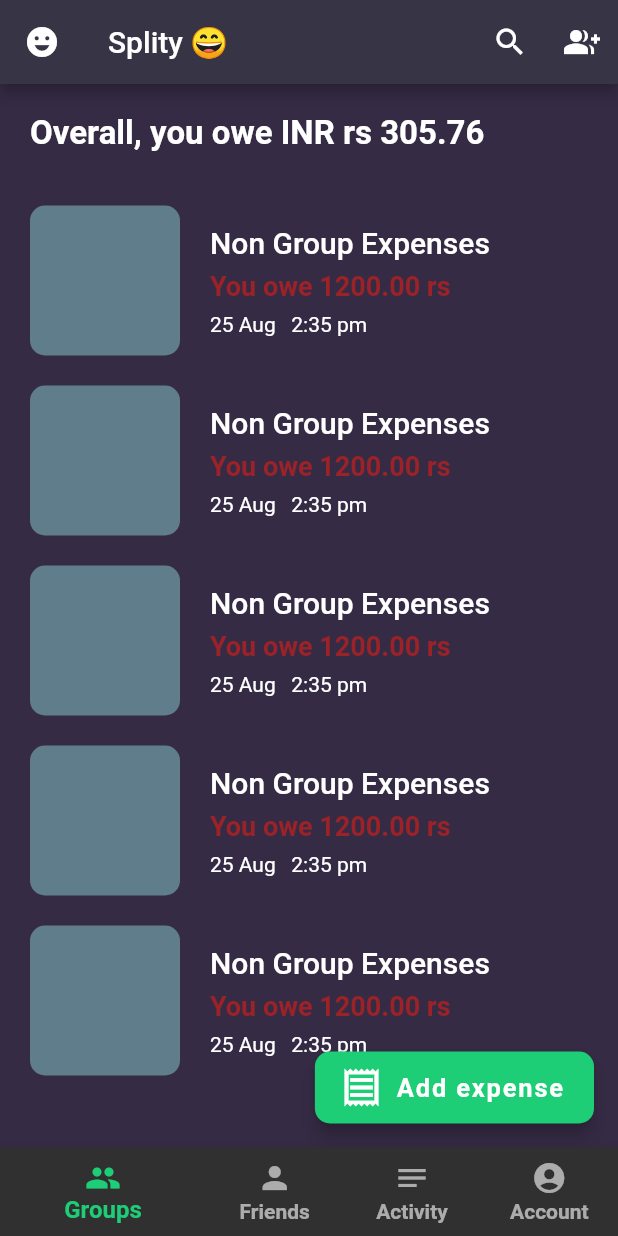
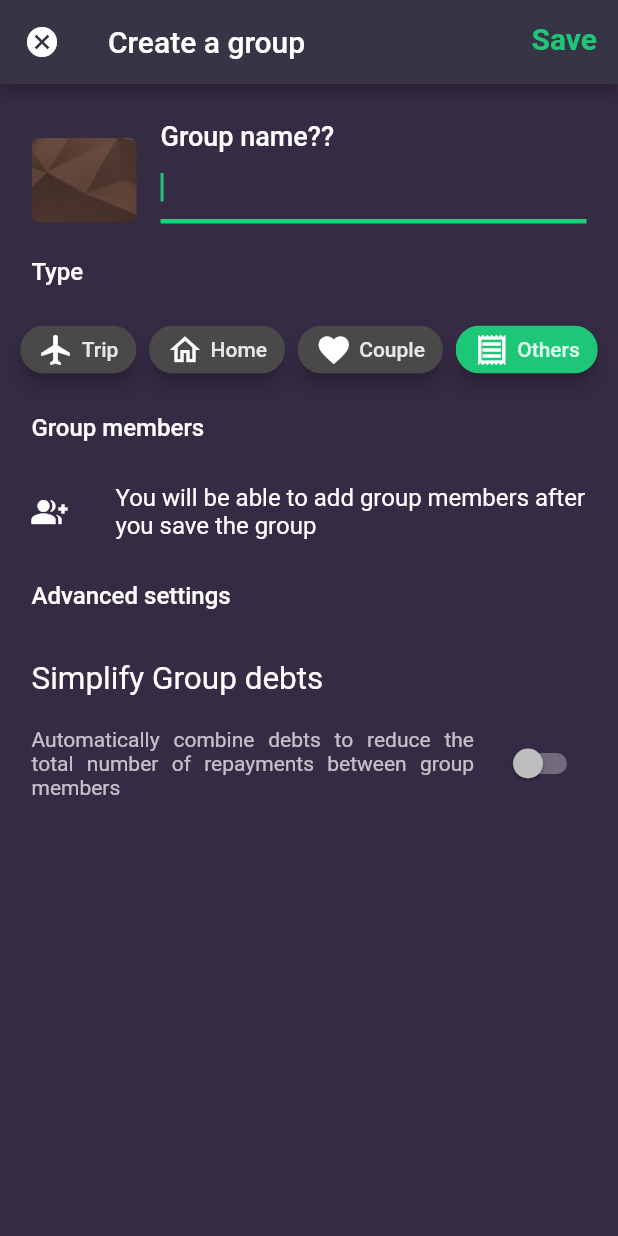
Before and after one commit to shaliniagrawal2512/splity, a Flutter app: the MyHomePage screen opened directly, after a tap on the "group add" icon, on a phone screen of 412 x 824 dp. Run offline on Flutter 3.47's test engine with Material 2 defaults, Android fonts, the phone set to English and light mode, and no system bars; drawn by our look-alikes of modal_progress_hud_nsn; our stand-ins replace firebase_auth, firebase_core, google_sign_in, shared_preferences; accounts and stored records are empty.

Commit message:
more features

```diff
--- a/lib/activity.dart
+++ b/lib/activity.dart
@@ -1,10 +1,73 @@
+import 'dart:math';
 import 'package:flutter/material.dart';
+import 'package:splity/add_expense_button.dart';
 
 class Activity extends StatelessWidget {
   const Activity({Key? key}) : super(key: key);
 
   @override
   Widget build(BuildContext context) {
-    return Container();
+    return Scaffold(
+      body: ListView(
+        padding: const EdgeInsets.fromLTRB(20, 30, 20, 20),
+        children: [
+          const SizedBox(
+            height: 40,
+            child: ListTile(
+                title: Text("Activity",
+                    style:
+                        TextStyle(fontSize: 30, fontWeight: FontWeight.w500))),
+          ),
+          ListView.builder(
+            physics: const NeverScrollableScrollPhysics(),
+            shrinkWrap: true,
+            itemCount: 8,
+            itemBuilder: (BuildContext context, int index) {
+              return Container(
+                padding: const EdgeInsets.symmetric(vertical: 12),
+                child: Row(
+                  mainAxisAlignment: MainAxisAlignment.start,
+                  children: [
+                    Container(
+                      child: const Icon(Icons.flight),
+                      width: 50,
+                      height: 50,
+                      decoration: BoxDecoration(
+                          image: DecorationImage(
+                              colorFilter: ColorFilter.mode(
+                                  Colors.primaries[Random()
+                                      .nextInt(Colors.primaries.length)],
+                                  BlendMode.modulate),
+                              fit: BoxFit.fill,
+                              image: const AssetImage("assets/pattern2.jpg")),
+                          borderRadius:
+                              const BorderRadius.all(Radius.circular(5))),
+                    ),
+                    const SizedBox(width: 20),
+                    Column(
+                      crossAxisAlignment: CrossAxisAlignment.start,
+                      children: const [
+                        Text("Non Group Expenses",
+                            style: TextStyle(fontSize: 17)),
+                        SizedBox(height: 2),
+                        Text(
+                          "You owe 1200.00 rs",
+                          style:
+                              TextStyle(fontSize: 15, color: Color(0xff9D2228)),
+                        ),
+                        SizedBox(height: 2),
+                        Text("25 Aug   2:35 pm",
+                            style: TextStyle(color: Colors.white60))
+                      ],
+                    )
+                  ],
+                ),
+              );
+            },
+          ),
+        ],
+      ),
+      floatingActionButton: const ExpenseButton(tag: 3),
+    );
   }
 }
--- /dev/null
+++ b/lib/add_expense_button.dart
@@ -0,0 +1,32 @@
+import 'package:flutter/material.dart';
+import 'package:splity/add_expenses.dart';
+
+class ExpenseButton extends StatelessWidget {
+  const ExpenseButton({Key? key, required this.tag}) : super(key: key);
+  final int tag;
+  @override
+  Widget build(BuildContext context) {
+    return FloatingActionButton.extended(
+      heroTag: "btn$tag",
+      hoverColor: const Color(0xff217A54),
+      elevation: 5,
+      hoverElevation: 10,
+      onPressed: () {
+        Navigator.push(
+            context,
+            MaterialPageRoute(
+                builder: (BuildContext context) => const AddExpense()));
+      },
+      shape: RoundedRectangleBorder(borderRadius: BorderRadius.circular(10)),
+      tooltip: "Add expenses",
+      label: const Text("Add expense",
+          style: TextStyle(
+              color: Colors.white, fontSize: 17, fontWeight: FontWeight.bold)),
+      icon: const Icon(
+        Icons.receipt_outlined,
+        color: Colors.white,
+        size: 30,
+      ),
+    );
+  }
+}
--- a/lib/constants.dart
+++ b/lib/constants.dart
@@ -15,3 +15,6 @@ const kInputDecoration = InputDecoration(
     borderSide: BorderSide(color: Color(0xff1DCE77), width: 3.0),
   ),
 );
+
+ButtonStyle kStyling =
+    ElevatedButton.styleFrom(side: const BorderSide(color: Color(0xff1ec677)));
--- /dev/null
+++ b/lib/create_group.dart
@@ -0,0 +1,168 @@
+import 'dart:math';
+import 'package:flutter/material.dart';
+import 'package:modal_progress_hud_nsn/modal_progress_hud_nsn.dart';
+import 'package:splity/constants.dart';
+
+class CreateGroup extends StatefulWidget {
+  const CreateGroup({Key? key}) : super(key: key);
+
+  @override
+  State<CreateGroup> createState() => _CreateGroupState();
+}
+
+Color col = Colors.primaries[Random().nextInt(Colors.primaries.length)];
+
+class _CreateGroupState extends State<CreateGroup> {
+  final _group = TextEditingController();
+  final _formKey = GlobalKey<FormState>();
+  bool showSpinner = false;
+  @override
+  void dispose() {
+    _group.dispose();
+    super.dispose();
+  }
+
+  bool isSelected = false;
+  List<bool> res = [false, false, false, true];
+  Widget getChip(String label, IconData icon, int index) {
+    return FilterChip(
+        elevation: 5,
+        showCheckmark: false,
+        selected: res[index],
+        selectedColor: const Color(0xff1ec677),
+        label: Row(
+          children: [
+            Icon(icon),
+            const SizedBox(width: 5),
+            Text(label),
+          ],
+        ),
+        onSelected: (value) {
+          for (int i = 0; i < 4; i++) {
+            if (i == index) {
+              res[i] = true;
+            } else {
+              res[i] = false;
+            }
+          }
+          setState(() {});
+        });
+  }
+
+  Widget getTile(String label) {
+    return ListTile(
+        title:
+            Text(label, style: const TextStyle(fontWeight: FontWeight.w500)));
+  }
+
+  bool isSimplify = false;
+  @override
+  Widget build(BuildContext context) {
+    return ModalProgressHUD(
+      inAsyncCall: showSpinner,
+      child: Scaffold(
+        appBar: AppBar(
+          backgroundColor: const Color(0xff373445),
+          leading: IconButton(
+            onPressed: () {
+              Navigator.pop(context);
+            },
+            icon: const Icon(Icons.cancel),
+          ),
+          title: const Text("Create a group"),
+          actions: [
+            Padding(
+              padding: const EdgeInsets.all(14.0),
+              child: GestureDetector(
+                  onTap: () {
+                    if (_formKey.currentState!.validate()) {
+                      // setState(() {
+                      //   showSpinner = true;
+                      // });
+                      _formKey.currentState!.save();
+                    }
+                  },
+                  child: const Text("Save",
+                      style: TextStyle(
+                          color: Color(0xff1ec677),
+                          fontWeight: FontWeight.bold,
+                          fontSize: 20))),
+            )
+          ],
+        ),
+        body: Form(
+          key: _formKey,
+          child: ListView(
+            padding: const EdgeInsets.symmetric(vertical: 20, horizontal: 5),
+            children: [
+              ListTile(
+                leading: Container(
+                    width: 70,
+                    decoration: BoxDecoration(
+                        image: DecorationImage(
+                            colorFilter:
+                                ColorFilter.mode(col, BlendMode.modulate),
+                            fit: BoxFit.fill,
+                            image: const AssetImage("assets/pattern2.jpg")),
+                        borderRadius:
+                            const BorderRadius.all(Radius.circular(5)))),
+                subtitle: TextFormField(
+                  validator: (value) {
+                    int i = 0;
+                    while (i < value!.length && value[i] == ' ') {
+                      i++;
+                    }
+                    if (value.isEmpty || value.length == i) {
+                      return "Please Enter Group Name";
+                    } else if (value.length > 30) {
+                      return "Group name should be less than 30 characters";
+                    }
+                    return null;
+                  },
+                  autofocus: true,
+                  controller: _group,
+                  cursorColor: const Color(0xff1ec677),
+                  decoration: kInputDecoration.copyWith(
+                      hintText: "", contentPadding: const EdgeInsets.all(0)),
+                ),
+                title: const Text("Group name??",
+                    style:
+                        TextStyle(fontSize: 18, fontWeight: FontWeight.w500)),
+              ),
+              getTile("Type"),
+              Row(
+                mainAxisAlignment: MainAxisAlignment.spaceEvenly,
+                children: [
+                  getChip("Trip", Icons.flight_outlined, 0),
+                  getChip("Home", Icons.home_outlined, 1),
+                  getChip("Couple", Icons.favorite_outlined, 2),
+                  getChip("Others", Icons.receipt_outlined, 3),
+                ],
+              ),
+              getTile("Group members"),
+              const ListTile(
+                  title: Text(
+                      "You will be able to add group members after you save the group"),
+                  leading: Icon(Icons.group_add)),
+              getTile("Advanced settings"),
+              const ListTile(
+                  title: Text("Simplify Group debts",
+                      style: TextStyle(fontSize: 21))),
+              ListTile(
+                  subtitle: const Text(
+                      "Automatically combine debts to reduce the total number of repayments between group members",
+                      textAlign: TextAlign.justify),
+                  trailing: Switch(
+                    value: isSimplify,
+                    onChanged: (bool value) {
+                      isSimplify = value;
+                      setState(() {});
+                    },
+                  ))
+            ],
+          ),
+        ),
+      ),
+    );
+  }
+}
--- a/lib/friends.dart
+++ b/lib/friends.dart
@@ -1,10 +1,16 @@
 import 'package:flutter/material.dart';
+import 'package:splity/add_expense_button.dart';
 
 class Friend extends StatelessWidget {
   const Friend({Key? key}) : super(key: key);
 
   @override
   Widget build(BuildContext context) {
-    return Container();
+    return Scaffold(
+      body: ListView(
+        children: [],
+      ),
+      floatingActionButton: const ExpenseButton(tag: 2),
+    );
   }
 }
--- a/lib/groups.dart
+++ b/lib/groups.dart
@@ -1,10 +1,15 @@
+import 'dart:math';
+
 import 'package:flutter/material.dart';
+
+import 'add_expense_button.dart';
 
 class Groups extends StatelessWidget {
   const Groups({Key? key}) : super(key: key);
 
   @override
   Widget build(BuildContext context) {
+    Color color1;
     return Scaffold(
       body: ListView(
         padding: const EdgeInsets.all(20),
@@ -20,18 +25,28 @@ class Groups extends StatelessWidget {
             shrinkWrap: true,
             itemCount: 5,
             itemBuilder: (BuildContext context, int index) {
+              color1 =
+                  Colors.primaries[Random().nextInt(Colors.primaries.length)];
               return Container(
                 padding: const EdgeInsets.symmetric(vertical: 10),
                 child: Row(
                   mainAxisAlignment: MainAxisAlignment.start,
                   children: [
                     Container(
-                        width: 100,
-                        height: 100,
-                        decoration: const BoxDecoration(
-                            color: Colors.blueGrey,
+                      child: const Icon(
+                        Icons.home_outlined,
+                        size: 70,
+                      ),
+                      width: 85,
+                      height: 85,
+                      decoration: BoxDecoration(
+                          image: DecorationImage(
+                              colorFilter:
+                                  ColorFilter.mode(color1, BlendMode.modulate),
+                              fit: BoxFit.fill,
+                              image: const AssetImage("assets/pattern2.jpg")),
                           borderRadius:
-                                BorderRadius.all(Radius.circular(10))),
+                              const BorderRadius.all(Radius.circular(10))),
                     ),
                     const SizedBox(width: 20),
                     Column(
@@ -59,24 +74,7 @@ class Groups extends StatelessWidget {
           ),
         ],
       ),
-        floatingActionButton: FloatingActionButton.extended(
-          hoverColor: const Color(0xff217A54),
-          elevation: 5,
-          hoverElevation: 10,
-          onPressed: () {},
-          shape:
-              RoundedRectangleBorder(borderRadius: BorderRadius.circular(10)),
-          tooltip: "Add expenses",
-          label: const Text("Add expense",
-              style: TextStyle(
-                  color: Colors.white,
-                  fontSize: 17,
-                  fontWeight: FontWeight.bold)),
-          icon: const Icon(
-            Icons.receipt_outlined,
-            color: Colors.white,
-            size: 30,
-          ),
-        ));
+      floatingActionButton: const ExpenseButton(tag: 1),
+    );
   }
 }
--- a/lib/home_screen.dart
+++ b/lib/home_screen.dart
@@ -1,6 +1,7 @@
 import 'package:flutter/material.dart';
 import 'package:splity/account.dart';
 import 'package:splity/activity.dart';
+import 'package:splity/create_group.dart';
 import 'package:splity/groups.dart';
 
 import 'friends.dart';
@@ -32,7 +33,13 @@ class _MyHomePageState extends State<MyHomePage> {
                     icon: const Icon(Icons.search)),
                 IconButton(
                     tooltip: "Create group",
-                    onPressed: () {},
+                    onPressed: () {
+                      Navigator.push(
+                          context,
+                          MaterialPageRoute(
+                              builder: (BuildContext context) =>
+                                  const CreateGroup()));
+                    },
                     icon: const Icon(Icons.group_add)),
               ],
               backgroundColor: const Color(0xff373445),
--- a/lib/log_in.dart
+++ b/lib/log_in.dart
@@ -151,7 +151,8 @@ class _LogInState extends State<LogIn> {
                   Navigator.push(
                       context,
                       MaterialPageRoute(
-                          builder: (BuildContext context) => ForgetPassword()));
+                          builder: (BuildContext context) =>
+                              const ForgetPassword()));
                 },
                 child: const Text("Forgot Password ?",
                     style: TextStyle(color: Color(0xff1dce77))),
--- a/lib/main.dart
+++ b/lib/main.dart
@@ -22,7 +22,7 @@ class MyApp extends StatelessWidget {
       debugShowCheckedModeBanner: false,
       theme: ThemeData(
           colorScheme: const ColorScheme.dark().copyWith(
-            primary: const Color(0xff373445),
+            primary: const Color(0xff1DCE77),
             secondary: const Color(0xff1DCE77),
           ),
           scaffoldBackgroundColor: const Color(0xff362B45),
--- a/pubspec.yaml
+++ b/pubspec.yaml
@@ -17,6 +17,10 @@ dependencies:
   modal_progress_hud_nsn: ^0.2.1
   google_sign_in: ^5.3.3
   url_launcher: ^6.1.4
+  date_time_picker: "^2.1.0"
+
+
+
 
 dev_dependencies:
   flutter_test:
```
Also changed, not shown: lib/add_expenses.dart (added, +169 -0 lines), assets/pattern.jpg (added), assets/pattern2.jpg (added), pubspec.lock. Lines whose indentation alone changed are shown as unchanged.
